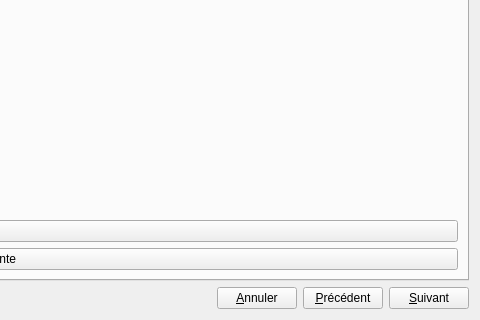
Above: et_interfaceexecutiontest.ui from InformatiqueAtmoNA/tam before the change; both pictures show x 566 to 1046 and y 254 to 574 of the 1046 by 574 pixel window. Below: the same form after it.
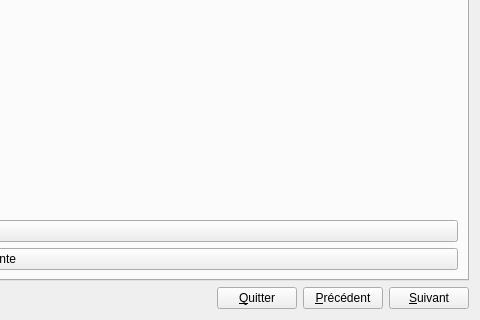
That is the form after the change.

Patch:
```diff
--- a/et_interfaceexecutiontest.ui
+++ b/et_interfaceexecutiontest.ui
@@ -1146,7 +1146,7 @@
        <item>
         <widget class="QPushButton" name="button_Annuler">
          <property name="text">
-          <string>&amp;Annuler</string>
+          <string>&amp;Quitter</string>
          </property>
         </widget>
        </item>
```
